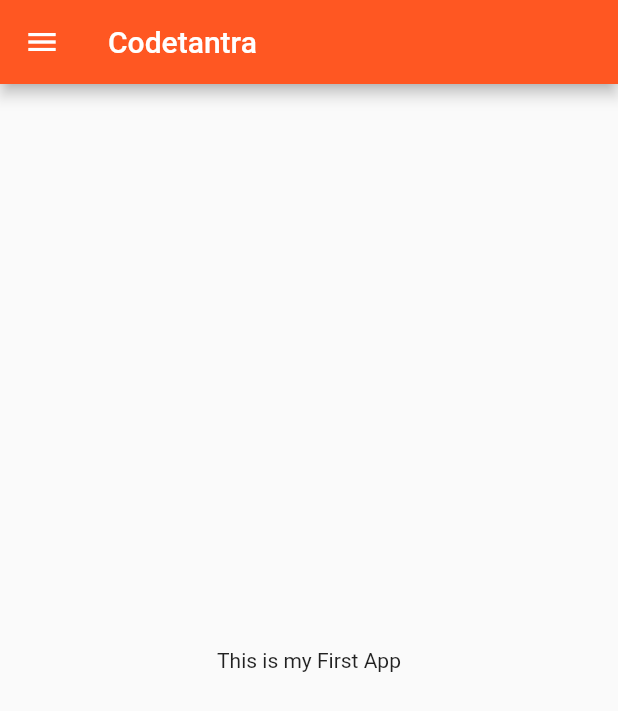
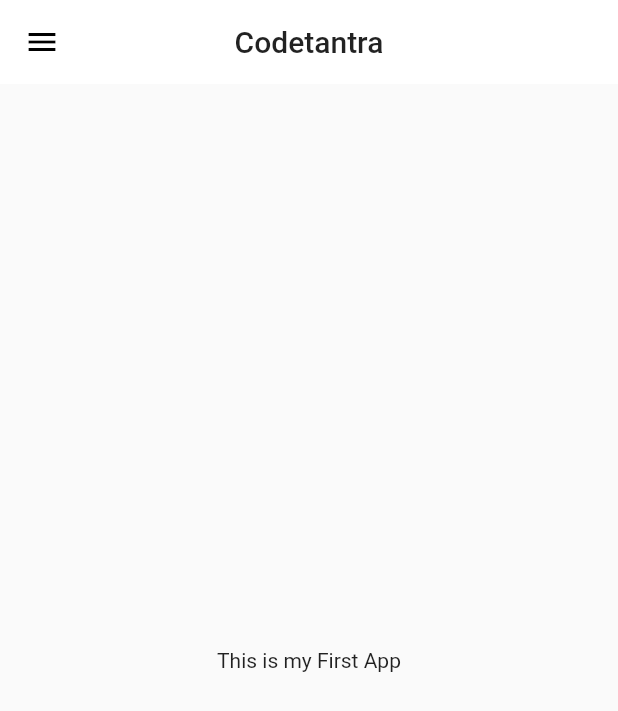
Before and after one commit to theRoushan/30DaysOfFlutter, a Flutter app: the screen it shows after launch, on a phone screen of 412 x 824 dp. Shown: the top 711 px of the screen. Run offline on Flutter 3.47's test engine with Material 2 defaults, Android fonts, the phone set to English and light mode, and no system bars.

Commit message:
Themes extracted

```diff
--- a/lib/Screens/home.dart
+++ b/lib/Screens/home.dart
@@ -5,7 +5,6 @@ class HomeScreen extends StatelessWidget {
   @override
   Widget build(BuildContext context) {
     return Scaffold(
-      drawerScrimColor: Colors.black54,
       appBar: AppBar(
         title: Text("Codetantra"),
       ),
--- /dev/null
+++ b/lib/Widgets/MyTheme.dart
@@ -0,0 +1,15 @@
+import 'package:flutter/material.dart';
+
+class MyTheme {
+  static ThemeData lightTheme(BuildContext context) => ThemeData(
+        splashColor: Colors.transparent,
+        primaryColor: Colors.deepOrange,
+        appBarTheme: AppBarTheme(
+          backgroundColor: Colors.white,
+          elevation: 0.0,
+          iconTheme: IconThemeData(color: Colors.black),
+          centerTitle: true,
+          textTheme: Theme.of(context).textTheme,
+        ),
+      );
+}
--- a/lib/main.dart
+++ b/lib/main.dart
@@ -3,6 +3,7 @@ import 'package:flutter/material.dart';
 import 'package:tutorial/Screens/home.dart';
 import 'package:tutorial/Screens/loginScreen.dart';
 import 'package:tutorial/Utils/routes.dart';
+import 'package:tutorial/Widgets/MyTheme.dart';
 
 void main() => runApp(MyApp());
 
@@ -10,8 +11,7 @@ class MyApp extends StatelessWidget {
   @override
   Widget build(BuildContext context) {
     return MaterialApp(
-      theme: ThemeData(
-          splashColor: Colors.transparent, primaryColor: Colors.deepOrange),
+      theme: MyTheme.lightTheme(context),
       themeMode: ThemeMode.light,
       darkTheme: ThemeData(primaryColor: Colors.blue[300]),
       debugShowCheckedModeBanner: false,
```
